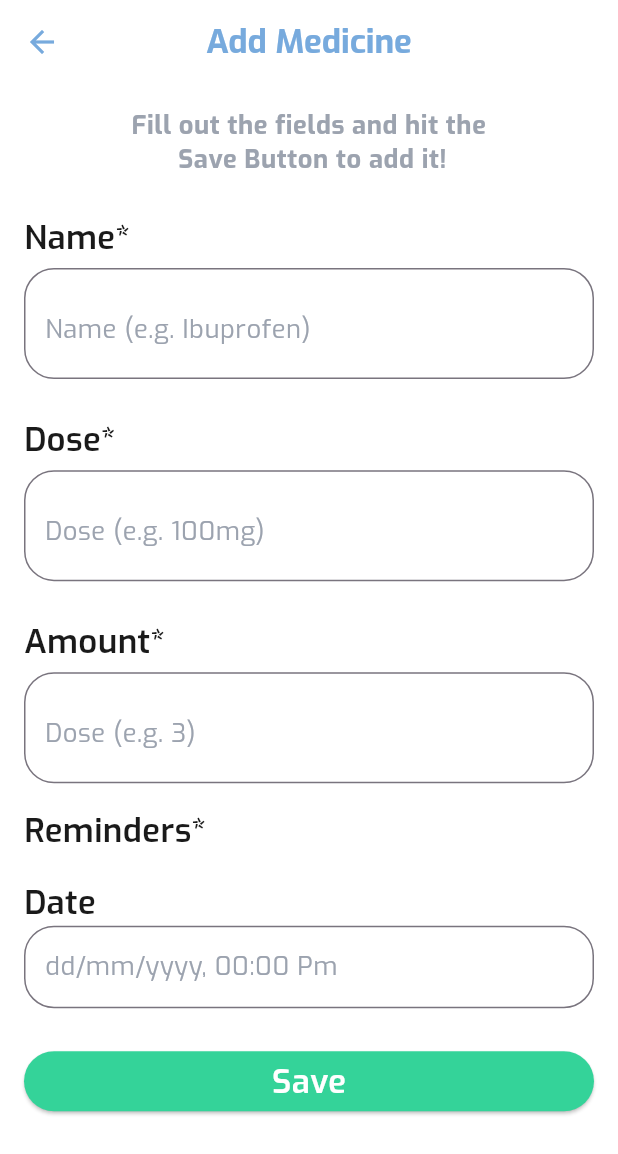
After one commit to AbdAlrahmanmohamedelsayed/smartpill, a Flutter app: the AddmedicineView screen opened by its route, on a phone screen of 412 x 824 dp. The commit adds this screen. Shown: the top 1154 px of the screen. Run offline on Flutter 3.47's test engine with Material 3 defaults, Android fonts, the phone set to English and light mode, and no system bars; our stand-ins replace animate_do, animated_custom_dropdown, easy_date_timeline, flutter_onboarding_slider, lottie.

Commit message:
add page add medicine

```diff
--- a/lib/core/config/appRouter.dart
+++ b/lib/core/config/appRouter.dart
@@ -2,6 +2,7 @@ import 'package:flutter/material.dart';
 import 'package:smartpill/core/config/page_routes_name.dart';
 import 'package:smartpill/features/layout/layout_view.dart';
 import 'package:smartpill/features/screens/Auth/log/Login_view.dart';
+import 'package:smartpill/features/screens/add_pill_reminder/addMedicine_view.dart';
 import 'package:smartpill/features/screens/menu/HealthMonitoring/health_view.dart';
 import 'package:smartpill/features/screens/admin/admin_view.dart';
 import 'package:smartpill/features/screens/menu/chatTips/Chat_view.dart';
@@ -45,6 +46,9 @@ class AppRouter {
       case PageRoutesName.chatTips:
         return MaterialPageRoute(
             builder: (context) => ChatView(), settings: settings);
+      case PageRoutesName.addMedicine:
+        return MaterialPageRoute(
+            builder: (context) => AddmedicineView(), settings: settings);
       case PageRoutesName.settingView:
         return MaterialPageRoute(
             builder: (context) => SettingsView(), settings: settings);
--- a/lib/core/config/page_routes_name.dart
+++ b/lib/core/config/page_routes_name.dart
@@ -11,4 +11,5 @@ class PageRoutesName {
   static const String chatTips = 'chatTips';
   static const String druginteraction = 'druginteraction';
   static const String settingView = 'settingView';
+  static const String addMedicine = 'addMedicine';
 }
--- a/lib/features/layout/layout_view.dart
+++ b/lib/features/layout/layout_view.dart
@@ -1,4 +1,5 @@
 import 'package:flutter/material.dart';
+import 'package:smartpill/core/config/page_routes_name.dart';
 import 'package:smartpill/core/theme/color_pallets.dart';
 import 'package:smartpill/features/screens/home/home_view.dart';
 import 'package:smartpill/features/screens/menu/menu_view.dart';
@@ -23,13 +24,15 @@ class _LayoutViewState extends State<LayoutView> {
       floatingActionButton: selectedIndex == 0
           ? FloatingActionButton(
               backgroundColor: Colors.white,
-              onPressed: () {},
+              onPressed: () {
+                Navigator.pushNamed(context, PageRoutesName.addMedicine);
+              },
               child:
                   Image.asset('assets/images/icons/add_pills.png', width: 35),
             )
           : null,
       bottomNavigationBar: Container(
-        height: 90,
+        height: 100,
         decoration: BoxDecoration(
           boxShadow: [
             BoxShadow(
--- a/lib/features/screens/Auth/log/Login_view.dart
+++ b/lib/features/screens/Auth/log/Login_view.dart
@@ -15,9 +15,9 @@ class _LoginViewState extends State<LoginView> {
   bool isObscure = true;
   TextEditingController emailcontroller = TextEditingController();
   TextEditingController passwordcontrolar = TextEditingController();
+  var formkey = GlobalKey<FormState>();
   @override
   Widget build(BuildContext context) {
-    var formkey = GlobalKey<FormState>();
     var theme = Theme.of(context);
     var media = MediaQuery.sizeOf(context);
     return Scaffold(
--- /dev/null
+++ b/lib/features/screens/add_pill_reminder/addMedicine_view.dart
@@ -0,0 +1,212 @@
+import 'package:flutter/material.dart';
+import 'package:smartpill/core/theme/color_pallets.dart';
+
+class AddmedicineView extends StatefulWidget {
+  const AddmedicineView({super.key});
+
+  @override
+  State<AddmedicineView> createState() => _AddmedicineViewState();
+}
+
+class _AddmedicineViewState extends State<AddmedicineView> {
+  var formkey = GlobalKey<FormState>();
+  TextEditingController _dateController = TextEditingController();
+  @override
+  Widget build(BuildContext context) {
+    var theme = Theme.of(context);
+    var screenSize = MediaQuery.of(context).size;
+    return Scaffold(
+      appBar: AppBar(title: const Text('Add Medicine')),
+      body: Padding(
+        padding: const EdgeInsets.all(16.0),
+        child: Form(
+          key: formkey,
+          child: SingleChildScrollView(
+            child: Column(
+                crossAxisAlignment: CrossAxisAlignment.stretch,
+                children: [
+                  Text(
+                    'Fill out the fields and hit the \n Save Button to add it!',
+                    textAlign: TextAlign.center,
+                    style: theme.textTheme.bodySmall?.copyWith(
+                      fontWeight: FontWeight.w700,
+                      color: AppColor.textColorHint,
+                    ),
+                  ),
+                  SizedBox(height: screenSize.height * 0.03),
+                  Text(
+                    'Name*',
+                    style: theme.textTheme.bodyMedium,
+                  ),
+                  const SizedBox(
+                    height: 5,
+                  ),
+                  TextFormField(
+                    validator: (value) {
+                      if (value == null || value.trim().isEmpty) {
+                        return 'Plase enter  Medicine Name ';
+                      }
+                      return null;
+                    },
+                    controller: TextEditingController(),
+                    cursorColor: theme.primaryColor,
+                    decoration: InputDecoration(
+                      hintText: 'Name (e.g. Ibuprofen)',
+                      hintStyle: theme.textTheme.bodySmall?.copyWith(
+                        color: AppColor.textColorHint,
+                      ),
+                      contentPadding: const EdgeInsets.symmetric(
+                          horizontal: 10, vertical: 16),
+                      border: OutlineInputBorder(
+                          borderRadius: BorderRadius.circular(20.0)),
+                      focusedBorder: OutlineInputBorder(
+                        borderSide: BorderSide(color: theme.primaryColor),
+                        borderRadius: BorderRadius.circular(20.0),
+                      ),
+                    ),
+                  ),
+                  SizedBox(height: screenSize.height * 0.03),
+                  Text(
+                    'Dose*',
+                    style: theme.textTheme.bodyMedium,
+                  ),
+                  const SizedBox(
+                    height: 5,
+                  ),
+                  TextFormField(
+                    validator: (value) {
+                      if (value == null || value.trim().isEmpty) {
+                        return 'Plase enter  Medicine Name ';
+                      }
+                      return null;
+                    },
+                    controller: TextEditingController(),
+                    cursorColor: theme.primaryColor,
+                    keyboardType: TextInputType.number,
+                    decoration: InputDecoration(
+                      hintText: 'Dose (e.g. 100mg)',
+                      hintStyle: theme.textTheme.bodySmall?.copyWith(
+                        color: AppColor.textColorHint,
+                      ),
+                      contentPadding: const EdgeInsets.symmetric(
+                          horizontal: 10, vertical: 16),
+                      border: OutlineInputBorder(
+                          borderRadius: BorderRadius.circular(20.0)),
+                      focusedBorder: OutlineInputBorder(
+                        borderSide: BorderSide(color: theme.primaryColor),
+                        borderRadius: BorderRadius.circular(20.0),
+                      ),
+                    ),
+                  ),
+                  SizedBox(height: screenSize.height * 0.03),
+                  Text(
+                    'Amount*',
+                    style: theme.textTheme.bodyMedium,
+                  ),
+                  const SizedBox(
+                    height: 5,
+                  ),
+                  TextFormField(
+                    validator: (value) {
+                      if (value == null || value.trim().isEmpty) {
+                        return 'Plase enter  Medicine Name ';
+                      }
+                      return null;
+                    },
+                    controller: TextEditingController(),
+                    cursorColor: theme.primaryColor,
+                    decoration: InputDecoration(
+                      hintText: 'Dose (e.g. 3)',
+                      hintStyle: theme.textTheme.bodySmall?.copyWith(
+                        color: AppColor.textColorHint,
+                      ),
+                      contentPadding: const EdgeInsets.symmetric(
+                          horizontal: 10, vertical: 16),
+                      border: OutlineInputBorder(
+                          borderRadius: BorderRadius.circular(20.0)),
+                      focusedBorder: OutlineInputBorder(
+                        borderSide: BorderSide(color: theme.primaryColor),
+                        borderRadius: BorderRadius.circular(20.0),
+                      ),
+                    ),
+                  ),
+                  SizedBox(height: screenSize.height * 0.02),
+                  Text(
+                    'Reminders*',
+                    style: theme.textTheme.bodyMedium,
+                  ),
+                  SizedBox(height: screenSize.height * 0.02),
+                  Text(
+                    'Date',
+                    style: theme.textTheme.bodyMedium,
+                  ),
+                  TextField(
+                    style: theme.textTheme.bodySmall,
+                    onTap: () => _selectDateTime(context),
+                    controller: _dateController,
+                    readOnly: true,
+                    decoration: InputDecoration(
+                      hintText: 'dd/mm/yyyy, 00:00 Pm',
+                      hintStyle: theme.textTheme.bodySmall?.copyWith(
+                        color: AppColor.textColorHint,
+                      ),
+                      contentPadding: const EdgeInsets.symmetric(
+                          horizontal: 10, vertical: 16),
+                      border: OutlineInputBorder(
+                          borderRadius: BorderRadius.circular(20.0)),
+                      focusedBorder: OutlineInputBorder(
+                        borderSide: BorderSide(color: theme.primaryColor),
+                        borderRadius: BorderRadius.circular(20.0),
+                      ),
+                    ),
+                  ),
+                  SizedBox(height: screenSize.height * 0.03),
+                  ElevatedButton(
+                      style: ElevatedButton.styleFrom(
+                          backgroundColor: AppColor.accentGreen,
+                          shape: RoundedRectangleBorder(
+                            borderRadius: BorderRadius.circular(20.0),
+                          )),
+                      onPressed: () {},
+                      child: Text(
+                        'Save',
+                        style: theme.textTheme.bodyMedium
+                            ?.copyWith(color: Colors.white),
+                      )),
+                ]),
+          ),
+        ),
+      ),
+    );
+  }
+
+  Future<void> _selectDateTime(BuildContext context) async {
+    final DateTime? pickedDate = await showDatePicker(
+      context: context,
+      initialDate: DateTime.now(),
+      firstDate: DateTime(2024),
+      lastDate: DateTime(2025),
+    );
+
+    if (pickedDate != null) {
+      final TimeOfDay? pickedTime = await showTimePicker(
+        context: context,
+        initialTime: TimeOfDay.now(),
+      );
+
+      if (pickedTime != null) {
+        final DateTime fullDateTime = DateTime(
+          pickedDate.year,
+          pickedDate.month,
+          pickedDate.day,
+          pickedTime.hour,
+          pickedTime.minute,
+        );
+        setState(() {
+          _dateController.text =
+              "${fullDateTime.day}/${fullDateTime.month}/${fullDateTime.year}, ${pickedTime.format(context)}";
+        });
+      }
+    }
+  }
+}
--- a/lib/features/screens/menu/HealthMonitoring/Oxygen/Oxygen_view.dart
+++ b/lib/features/screens/menu/HealthMonitoring/Oxygen/Oxygen_view.dart
@@ -1,5 +1,5 @@
 import 'package:flutter/material.dart';
-import 'package:flutter_svg/flutter_svg.dart';
+
 import 'package:smartpill/core/theme/color_pallets.dart';
 
 class OxygenView extends StatefulWidget {
```
